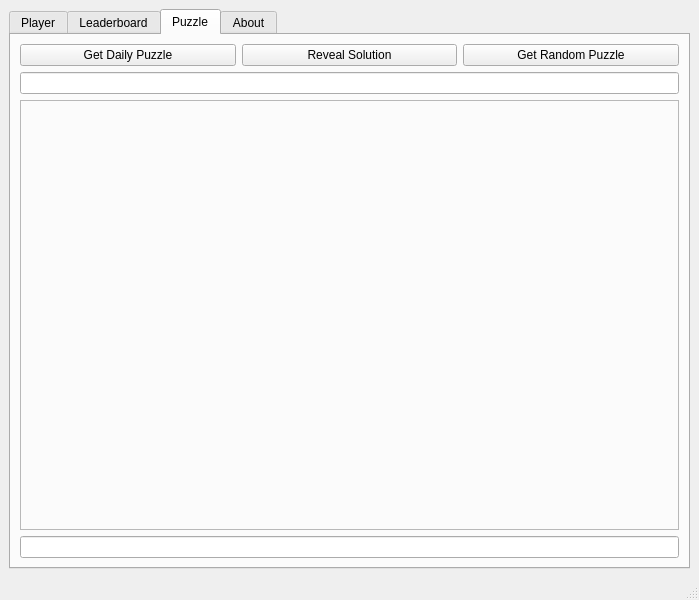
Qt form src/interface/main_window.ui (afmdiazh/Chess-Dot-Py) before a commit.
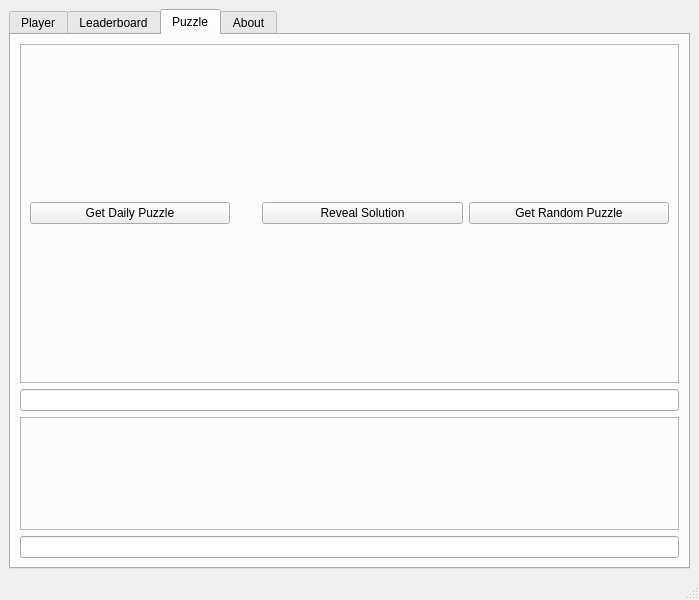
The same form after that commit. The open tabs and pages were chosen to show the change. Icons and pictures are not drawn.

Commit message: Improvements in the puzzle tab

The edit to the form file:
```diff
--- a/src/interface/main_window.ui
+++ b/src/interface/main_window.ui
@@ -1616,28 +1616,7 @@
           <string>Puzzle</string>
          </attribute>
          <layout class="QGridLayout" name="gridLayout_8">
-          <item row="0" column="1">
-           <widget class="QPushButton" name="pushButtonRevealSolution">
-            <property name="text">
-             <string>Reveal Solution</string>
-            </property>
-           </widget>
-          </item>
-          <item row="0" column="0">
-           <widget class="QPushButton" name="pushButtonGetDailyPuzzle">
-            <property name="text">
-             <string>Get Daily Puzzle</string>
-            </property>
-           </widget>
-          </item>
-          <item row="0" column="2">
-           <widget class="QPushButton" name="pushButtonGetRandomPuzzle">
-            <property name="text">
-             <string>Get Random Puzzle</string>
-            </property>
-           </widget>
-          </item>
-          <item row="1" column="0" colspan="3">
+          <item row="2" column="0" colspan="2">
            <layout class="QGridLayout" name="gridLayoutPuzzle">
             <item row="1" column="0">
              <widget class="QFrame" name="framePuzzleImage">
@@ -1677,10 +1656,69 @@
              <widget class="QLineEdit" name="lineEditPuzzleSolution"/>
             </item>
             <item row="0" column="0">
-             <widget class="QLineEdit" name="lineEditPuzzleTitle"/>
+             <widget class="QLineEdit" name="lineEditPuzzleTitle">
+              <property name="alignment">
+               <set>Qt::AlignCenter</set>
+              </property>
+             </widget>
             </item>
            </layout>
           </item>
+          <item row="0" column="0" rowspan="2" colspan="2">
+           <widget class="QFrame" name="framePuzzleButtons">
+            <property name="frameShape">
+             <enum>QFrame::StyledPanel</enum>
+            </property>
+            <property name="frameShadow">
+             <enum>QFrame::Raised</enum>
+            </property>
+            <layout class="QHBoxLayout" name="horizontalLayout">
+             <item>
+              <widget class="QPushButton" name="pushButtonGetDailyPuzzle">
+               <property name="text">
+                <string>Get Daily Puzzle</string>
+               </property>
+              </widget>
+             </item>
+             <item>
+              <widget class="QLabel" name="loadingPuzzle">
+               <property name="maximumSize">
+                <size>
+                 <width>20</width>
+                 <height>20</height>
+                </size>
+               </property>
+               <property name="text">
+                <string/>
+               </property>
+               <property name="pixmap">
+                <pixmap>../resources/loading.gif</pixmap>
+               </property>
+               <property name="scaledContents">
+                <bool>true</bool>
+               </property>
+               <property name="alignment">
+                <set>Qt::AlignCenter</set>
+               </property>
+              </widget>
+             </item>
+             <item>
+              <widget class="QPushButton" name="pushButtonRevealSolution">
+               <property name="text">
+                <string>Reveal Solution</string>
+               </property>
+              </widget>
+             </item>
+             <item>
+              <widget class="QPushButton" name="pushButtonGetRandomPuzzle">
+               <property name="text">
+                <string>Get Random Puzzle</string>
+               </property>
+              </widget>
+             </item>
+            </layout>
+           </widget>
+          </item>
          </layout>
         </widget>
         <widget class="QWidget" name="qWidgetAbout">
```
Left out of the diff: 6 changed lines with no effect on the pictures. The commit also changes 3 other files.
